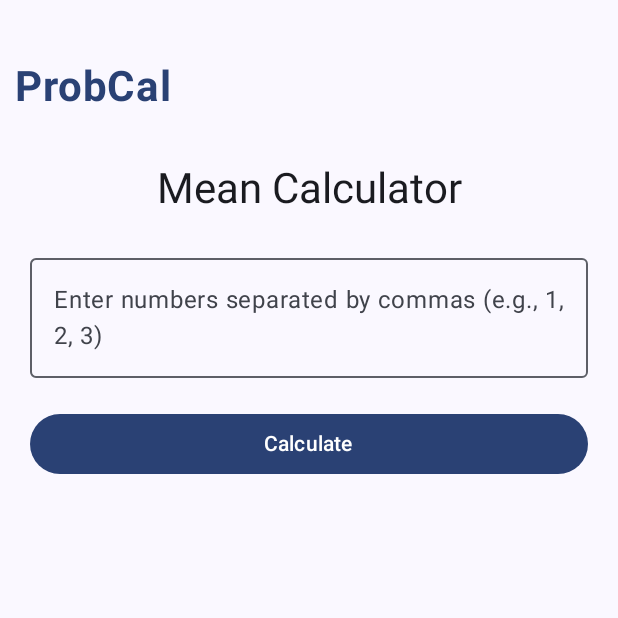
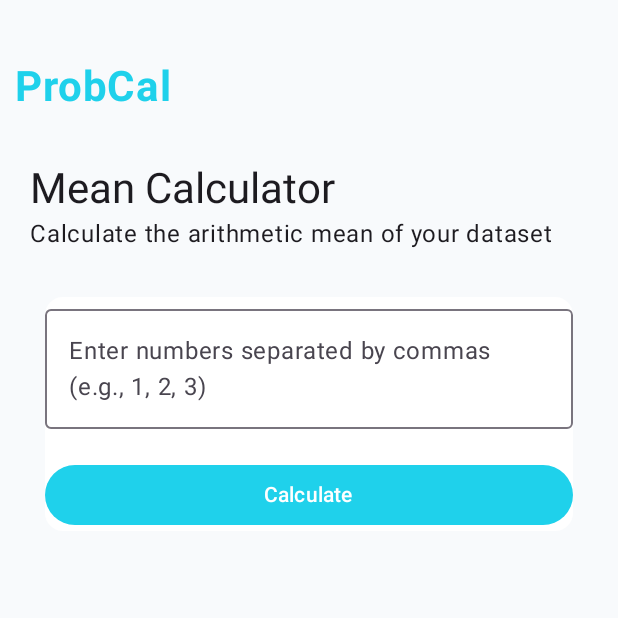
Before and after one commit to Ryanny-y/ProbCall, an Android app built with Jetpack Compose: the screen it shows after launch (MainActivity), after a tap on "Mean Calculator", on a phone screen of 412 x 824 dp, the top half of it. Run offline under Robolectric (Android 15) with nearby library versions, the phone set to English and light mode, and no system bars.

Commit message:
Cahgne the color scheme

```diff
--- a/app/src/main/java/com/example/probcal/MainActivity.kt
+++ b/app/src/main/java/com/example/probcal/MainActivity.kt
@@ -11,7 +11,6 @@ import androidx.compose.ui.Modifier
 import androidx.navigation.compose.rememberNavController
 import com.example.probcal.navigation.AppNavGraph
 import com.example.probcal.page.HeaderBar
-import com.example.probcal.page.HomeComp
 import com.example.probcal.ui.theme.ProbCalTheme
 
 class MainActivity : ComponentActivity() {
@@ -25,9 +24,6 @@ class MainActivity : ComponentActivity() {
                 Scaffold(
                     modifier = Modifier.fillMaxSize(),
                     topBar = { HeaderBar(navController = navController) },
-                    bottomBar = {
-
-                    }
                 ) { innerPadding ->
                     AppNavGraph(
                         modifier = Modifier.padding(innerPadding),
--- a/app/src/main/java/com/example/probcal/page/calculators/MeanCalc.kt
+++ b/app/src/main/java/com/example/probcal/page/calculators/MeanCalc.kt
@@ -1,6 +1,7 @@
 package com.example.probcal.page.calculators
 
 import androidx.compose.foundation.layout.*
+import androidx.compose.foundation.shape.RoundedCornerShape
 import androidx.compose.material3.*
 import androidx.compose.runtime.*
 import androidx.compose.ui.Modifier
@@ -19,16 +20,26 @@ fun MeanCalc(modifier: Modifier = Modifier) {
         modifier = modifier
             .fillMaxSize()
             .padding(20.dp),
-        verticalArrangement = Arrangement.Top,
-        horizontalAlignment = Alignment.CenterHorizontally
+        verticalArrangement = Arrangement.Top
     ) {
         Text(
             text = "Mean Calculator",
             style = MaterialTheme.typography.headlineMedium
         )
 
+        Text(
+            text = "Calculate the arithmetic mean of your dataset"
+        )
+
         Spacer(modifier = Modifier.height(20.dp))
 
+        Card(
+            modifier = Modifier
+                .fillMaxWidth()
+                .padding(10.dp),
+            shape = RoundedCornerShape(12.dp),
+
+        ) {
             OutlinedTextField(
                 value = input,
                 onValueChange = { input = it },
@@ -54,6 +65,7 @@ fun MeanCalc(modifier: Modifier = Modifier) {
             ) {
                 Text("Calculate")
             }
+        }
 
         Spacer(modifier = Modifier.height(20.dp))
 
--- a/app/src/main/java/com/example/probcal/ui/component/CalculatorCard.kt
+++ b/app/src/main/java/com/example/probcal/ui/component/CalculatorCard.kt
@@ -1,16 +1,17 @@
 package com.example.probcal.ui.component
 
+import androidx.compose.foundation.border
 import androidx.compose.foundation.clickable
 import androidx.compose.foundation.layout.Box
 import androidx.compose.foundation.layout.fillMaxWidth
 import androidx.compose.foundation.layout.padding
 import androidx.compose.foundation.shape.RoundedCornerShape
 import androidx.compose.material3.Card
-import androidx.compose.material3.CardDefaults
 import androidx.compose.material3.MaterialTheme
 import androidx.compose.material3.Text
 import androidx.compose.runtime.Composable
 import androidx.compose.ui.Modifier
+import androidx.compose.ui.graphics.Color
 import androidx.compose.ui.unit.dp
 import androidx.compose.ui.unit.sp
 
@@ -23,9 +24,13 @@ fun CalculatorCard(
         modifier = Modifier
             .fillMaxWidth()
             .padding(horizontal = 16.dp, vertical = 8.dp)
+            .border(
+                width = 1.dp,
+                color = Color(0xFFe9edf2),
+                shape = RoundedCornerShape(12.dp)
+            )
             .clickable { onClick() },
         shape = RoundedCornerShape(12.dp),
-        elevation = CardDefaults.cardElevation(defaultElevation = 4.dp)
     ) {
         Box(
             modifier = Modifier
--- a/app/src/main/java/com/example/probcal/ui/theme/Color.kt
+++ b/app/src/main/java/com/example/probcal/ui/theme/Color.kt
@@ -9,3 +9,5 @@ val Pink80 = Color(0xFFEFB8C8)
 val Purple40 = Color(0xFF6650a4)
 val PurpleGrey40 = Color(0xFF625b71)
 val Pink40 = Color(0xFF7D5260)
+
+val Cyan100 = Color(0xFF1FD1EB)
--- a/app/src/main/java/com/example/probcal/ui/theme/Theme.kt
+++ b/app/src/main/java/com/example/probcal/ui/theme/Theme.kt
@@ -9,6 +9,7 @@ import androidx.compose.material3.dynamicDarkColorScheme
 import androidx.compose.material3.dynamicLightColorScheme
 import androidx.compose.material3.lightColorScheme
 import androidx.compose.runtime.Composable
+import androidx.compose.ui.graphics.Color
 import androidx.compose.ui.platform.LocalContext
 
 private val DarkColorScheme = darkColorScheme(
@@ -18,34 +19,42 @@ private val DarkColorScheme = darkColorScheme(
 )
 
 private val LightColorScheme = lightColorScheme(
-    primary = Purple40,
-    secondary = PurpleGrey40,
-    tertiary = Pink40
+    primary = Cyan100,
+    secondary = Cyan100,
+    tertiary = Color.White,
+    background = Color(0xFFF8FAFC),
+//    surface = Cyan100,
+    onSurface = Color(0xFF0F172A),
 
-    /* Other default colors to override
-    background = Color(0xFFFFFBFE),
-    surface = Color(0xFFFFFBFE),
-    onPrimary = Color.White,
-    onSecondary = Color.White,
-    onTertiary = Color.White,
-    onBackground = Color(0xFF1C1B1F),
-    onSurface = Color(0xFF1C1B1F),
-    */
+
+//    Card
+    surfaceContainerHighest = Color.White,
+
+//    surface = Color(0xFFFFFBFE),
+//    onPrimary = Color.White,
+//    onSecondary = Color.White,
+//    onTertiary = Color.White,
+//    onBackground = Color(0xFF1C1B1F),
+//    onSurface = Color(0xFF1C1B1F),
+
+//    surfaceContainerLowest = Cyan100,
+//    surfaceContainerLow = Cyan100,
+//    surfaceContainer = Cyan100,
+//    surfaceContainerHigh = Cyan100,
 )
 
 @Composable
 fun ProbCalTheme(
     darkTheme: Boolean = isSystemInDarkTheme(),
     // Dynamic color is available on Android 12+
-    dynamicColor: Boolean = true,
+//    dynamicColor: Boolean = true,
     content: @Composable () -> Unit
 ) {
     val colorScheme = when {
-        dynamicColor && Build.VERSION.SDK_INT >= Build.VERSION_CODES.S -> {
-            val context = LocalContext.current
-            if (darkTheme) dynamicDarkColorScheme(context) else dynamicLightColorScheme(context)
-        }
-
+//        dynamicColor && Build.VERSION.SDK_INT >= Build.VERSION_CODES.S -> {
+//            val context = LocalContext.current
+//            if (darkTheme) dynamicDarkColorScheme(context) else dynamicLightColorScheme(context)
+//        }
         darkTheme -> DarkColorScheme
         else -> LightColorScheme
     }
```
Lines whose indentation alone changed are shown as unchanged.
